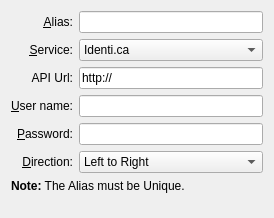
Before: the Qt Designer form src/accounts_wizard_base.ui in KDE/choqok, drawn with Qt 5.
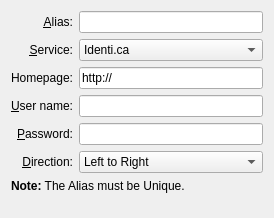
After: the same form once the commit is applied. Custom widgets are drawn as their Qt base class.

Commit message: Fixed a bug for Laconica websites, and improvement on Url setting. API Url changed back to Homepage :D

Patch:
```diff
--- a/src/accounts_wizard_base.ui
+++ b/src/accounts_wizard_base.ui
@@ -174,7 +174,7 @@
    <item row="2" column="0">
     <widget class="QLabel" name="lblHomepage">
      <property name="text">
-      <string>API Url:</string>
+      <string>Homepage:</string>
      </property>
      <property name="alignment">
       <set>Qt::AlignRight|Qt::AlignTrailing|Qt::AlignVCenter</set>
```
The commit also changes 2 other files.
